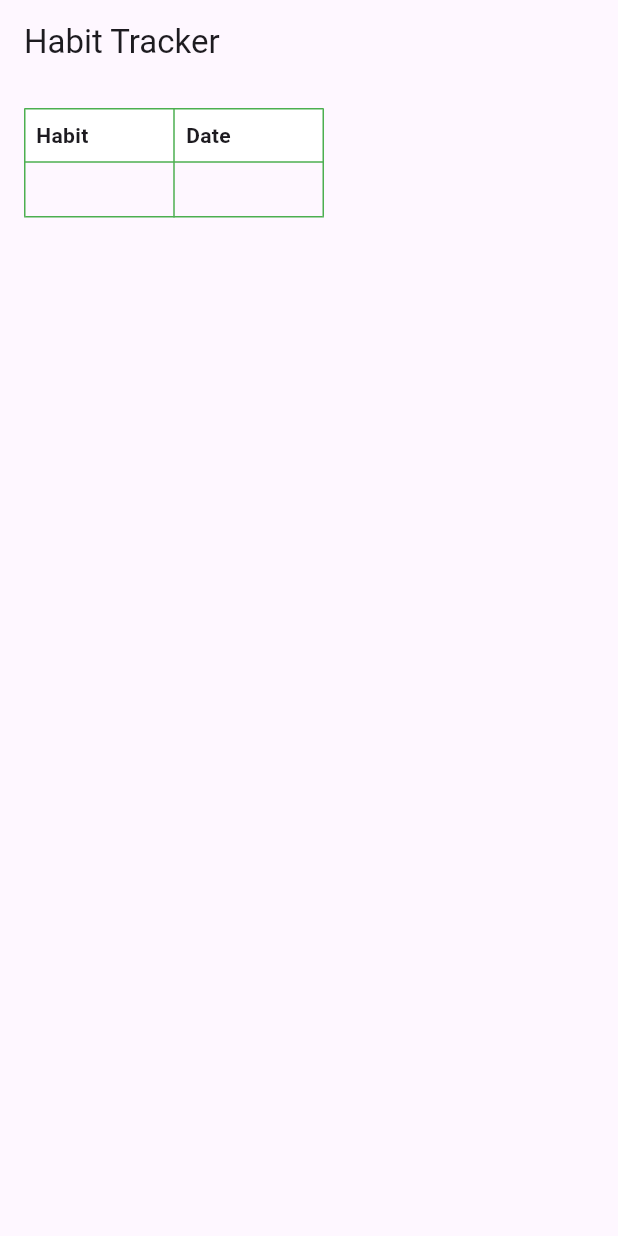
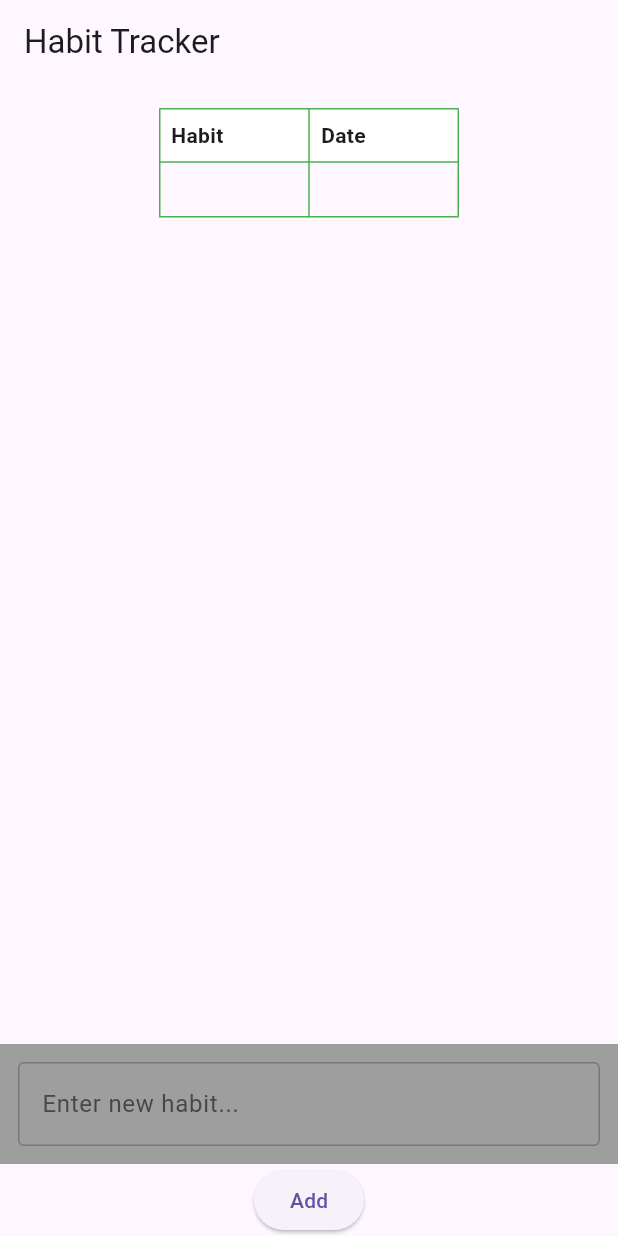
Before and after one commit to Gracie-Curiel/CMPS3390-Project01, a Flutter app: the screen it shows after launch, on a phone screen of 412 x 824 dp. Run offline on Flutter 3.47's test engine with Material 3 defaults, Android fonts, the phone set to English and light mode, and no system bars.

Commit message:
Added a button

```diff
--- a/lib/App2.dart
+++ b/lib/App2.dart
@@ -11,7 +11,10 @@ class MyApp extends StatelessWidget {
 
   @override
   Widget build(BuildContext context) {
-    return const MaterialApp(home: HabitTrackerScreen());
+    return const MaterialApp(
+      debugShowCheckedModeBanner: false,
+      home: HabitTrackerScreen(),
+    );
   }
 }
 
@@ -23,7 +26,15 @@ class HabitTrackerScreen extends StatelessWidget {
   Widget build(BuildContext context) {
     return Scaffold(
       appBar: AppBar(title: const Text("Habit Tracker")),
-      body: const Padding(padding: EdgeInsets.all(16.0), child: HabitTable()),
+      body: const Column(
+        children: const [
+          Expanded(
+            child: Padding(padding: EdgeInsets.all(16.0), child: HabitTable()),
+          ),
+          AddHabit(),
+          ViewButton(),
+        ],
+      ),
     );
   }
 }
@@ -73,3 +84,40 @@ class HabitTable extends StatelessWidget {
     );
   }
 }
+
+// 4TH CLASS INPUT FILED
+class AddHabit extends StatelessWidget {
+  const AddHabit({super.key});
+
+  @override
+  Widget build(BuildContext context) {
+    return Container(
+      padding: const EdgeInsets.all(12.0),
+      color: Colors.grey,
+      child: const TextField(
+        decoration: InputDecoration(
+          border: OutlineInputBorder(),
+          hintText: "Enter new habit...",
+        ),
+      ),
+    );
+  }
+}
+
+// 5TH CLASS: BUTTON STYLE
+class ViewButton extends StatelessWidget {
+  const ViewButton({super.key});
+
+  @override
+  Widget build(BuildContext context) {
+    return ElevatedButton(
+      onPressed: () {
+        Navigator.push(
+          context,
+          MaterialPageRoute(builder: (context) => const MyApp()),
+        );
+      },
+      child: const Text('Add'),
+    );
+  }
+}
```
